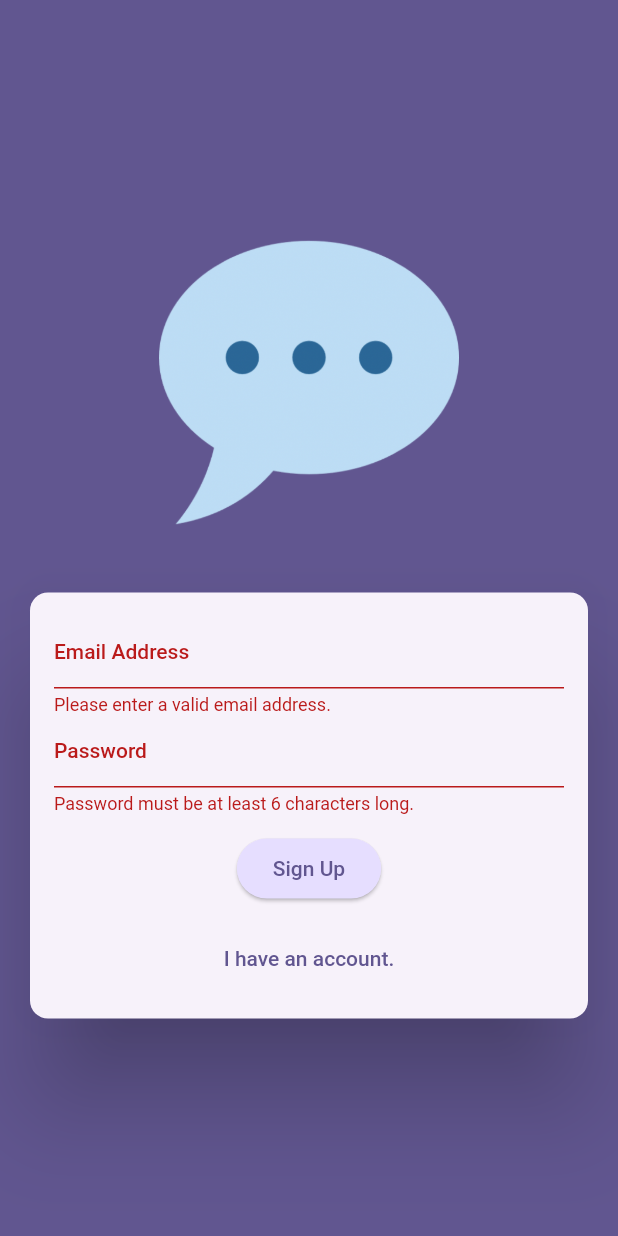
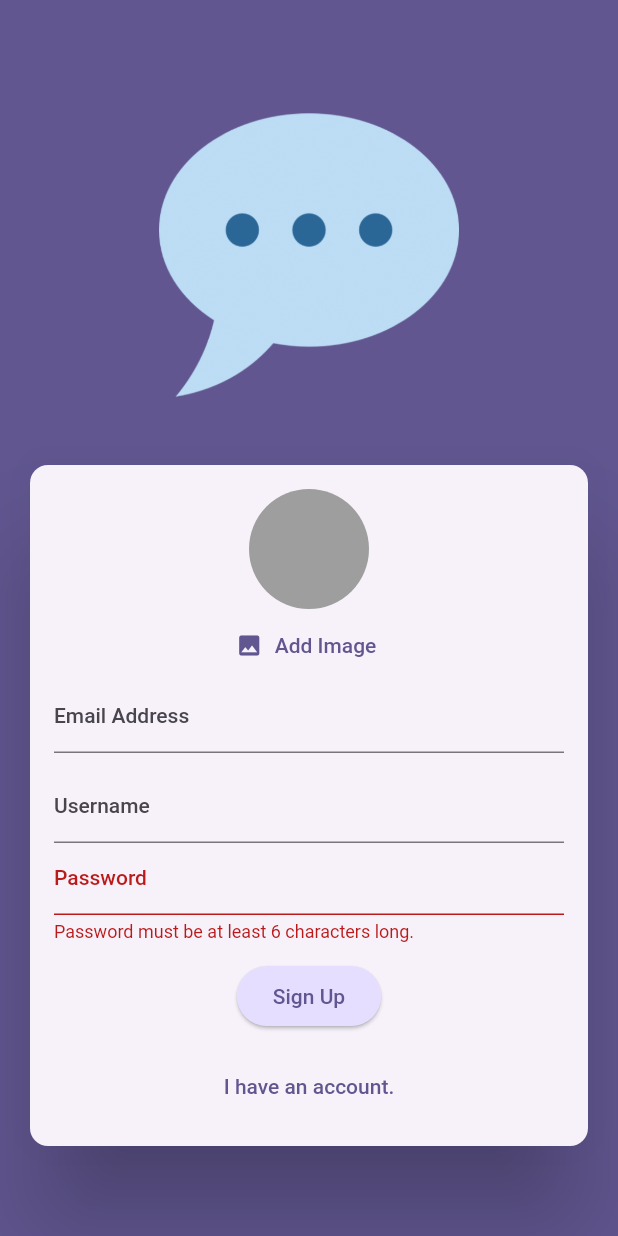
Before and after one commit to thezachdrake/chatapp, a Flutter app: the screen it shows after launch, after a tap on "Log in", after a tap on "Create an account", on a phone screen of 412 x 824 dp. Run offline on Flutter 3.47's test engine with Material 2 defaults, Android fonts, the phone set to English and light mode, and no system bars; our stand-ins replace cloud_firestore, firebase_auth, firebase_core, firebase_storage, image_picker; accounts and stored records are empty.

Commit message:
basic messaging works.

```diff
--- a/lib/main.dart
+++ b/lib/main.dart
@@ -1,4 +1,7 @@
 import 'package:chatapp/screens/auth.dart';
+import 'package:chatapp/screens/chat.dart';
+import 'package:chatapp/screens/splash.dart';
+import 'package:firebase_auth/firebase_auth.dart';
 import 'package:flutter/material.dart';
 import 'package:firebase_core/firebase_core.dart';
 import "firebase_options.dart";
@@ -23,6 +26,18 @@ class App extends StatelessWidget {
           colorScheme: ColorScheme.fromSeed(
               seedColor: const Color.fromARGB(255, 63, 17, 177)),
         ),
-        home: AuthScreen());
+        home: StreamBuilder(
+          stream: FirebaseAuth.instance.authStateChanges(),
+          builder: (ctx, snapshot) {
+            if (snapshot.connectionState == ConnectionState.waiting) {
+              return SplashScreen();
+            }
+            if (snapshot.hasData) {
+              return ChatScreen();
+            } else {
+              return AuthScreen();
+            }
+          },
+        ));
   }
 }
--- a/lib/screens/auth.dart
+++ b/lib/screens/auth.dart
@@ -1,5 +1,12 @@
+import 'dart:io';
+
+import 'package:chatapp/widgets/user_image_picker.dart';
+import 'package:cloud_firestore/cloud_firestore.dart';
+import 'package:flutter/foundation.dart';
 import 'package:flutter/material.dart';
 import 'package:firebase_auth/firebase_auth.dart';
+import 'package:firebase_storage/firebase_storage.dart';
+import 'package:image_picker/image_picker.dart';
 
 final _firebaseAuth = FirebaseAuth.instance;
 
@@ -15,22 +22,46 @@ class _AuthScreenState extends State<AuthScreen> {
   final _formKey = GlobalKey<FormState>();
   late String _userEmail;
   late String _userPassword;
+  late String _userUserName;
+  XFile? _selectedImage;
+  bool _isUploading = false;
 
   void _submit() async {
     final bool _isValid = _formKey.currentState!.validate();
-    if (!_isValid) {
+    if (!_isValid || !_isLogin && _selectedImage == null) {
       return;
     }
+
     _formKey.currentState!.save();
+    try {
+      setState(() {
+        _isUploading = true;
+      });
       if (_isLogin) {
         final userCredentials = await _firebaseAuth.signInWithEmailAndPassword(
             email: _userEmail, password: _userPassword);
       } else {
-      try {
         final userCredentials =
             await _firebaseAuth.createUserWithEmailAndPassword(
                 email: _userEmail, password: _userPassword);
-        print(userCredentials);
+
+        final storageRef = FirebaseStorage.instance
+            .ref()
+            .child("user_images")
+            .child('${userCredentials.user!.uid}.jpeg');
+
+        await storageRef.putData(await _selectedImage!.readAsBytes());
+        final imageUrl = await storageRef.getDownloadURL();
+
+        await FirebaseFirestore.instance
+            .collection("users")
+            .doc(userCredentials.user!.uid)
+            .set({
+          'username': _userUserName,
+          'email': userCredentials.user!.email,
+          'image_url': imageUrl,
+        });
+      }
     } on FirebaseAuthException catch (error) {
       print(error.message);
       ScaffoldMessenger.of(context).clearSnackBars();
@@ -39,7 +70,9 @@ class _AuthScreenState extends State<AuthScreen> {
           content: Text(error.message!.split(":")[3].split(".")[0]),
         ),
       );
-      }
+      setState(() {
+        _isUploading = false;
+      });
     }
   }
 
@@ -76,6 +109,12 @@ class _AuthScreenState extends State<AuthScreen> {
                           child: Column(
                             mainAxisSize: MainAxisSize.min,
                             children: [
+                              if (!_isLogin)
+                                UserImagePicker(
+                                  onPickImage: (pickedImage) {
+                                    _selectedImage = pickedImage;
+                                  },
+                                ),
                               TextFormField(
                                 decoration: const InputDecoration(
                                     label: Text('Email Address')),
@@ -95,6 +134,27 @@ class _AuthScreenState extends State<AuthScreen> {
                                   _userEmail = value!;
                                 },
                               ),
+                              const SizedBox(
+                                height: 12,
+                              ),
+                              if (!_isLogin)
+                                TextFormField(
+                                  decoration: const InputDecoration(
+                                    label: Text("Username"),
+                                  ),
+                                  enableSuggestions: false,
+                                  validator: (value) {
+                                    if (value == null ||
+                                        value.trim().length < 4 ||
+                                        value.isEmpty) {
+                                      return "Invalid Username";
+                                    }
+                                    return null;
+                                  },
+                                  onSaved: (value) {
+                                    _userUserName = value!;
+                                  },
+                                ),
                               TextFormField(
                                 decoration: const InputDecoration(
                                     label: Text('Password')),
@@ -112,6 +172,8 @@ class _AuthScreenState extends State<AuthScreen> {
                                 },
                               ),
                               const SizedBox(height: 12),
+                              if (_isUploading) CircularProgressIndicator(),
+                              if (!_isUploading)
                                 ElevatedButton(
                                   onPressed: _submit,
                                   style: ElevatedButton.styleFrom(
@@ -121,6 +183,7 @@ class _AuthScreenState extends State<AuthScreen> {
                                   child: Text(_isLogin ? "Log in" : "Sign Up"),
                                 ),
                               const SizedBox(height: 12),
+                              if (!_isUploading)
                                 TextButton(
                                     onPressed: () {
                                       setState(() {
--- /dev/null
+++ b/lib/screens/splash.dart
@@ -0,0 +1,12 @@
+import 'package:flutter/material.dart';
+
+class SplashScreen extends StatelessWidget {
+  const SplashScreen({super.key});
+
+  @override
+  Widget build(BuildContext context) {
+    return const Scaffold(
+      body: Text("Loading"),
+    );
+  }
+}
--- /dev/null
+++ b/lib/widgets/user_image_picker.dart
@@ -0,0 +1,62 @@
+import 'dart:io';
+import 'package:flutter/material.dart';
+import 'package:image_picker/image_picker.dart';
+import 'package:flutter/foundation.dart' show kIsWeb;
+
+class UserImagePicker extends StatefulWidget {
+  const UserImagePicker({super.key, required this.onPickImage});
+
+  final void Function(XFile pickedImage) onPickImage;
+
+  @override
+  State<UserImagePicker> createState() => _UserImagePickerState();
+}
+
+class _UserImagePickerState extends State<UserImagePicker> {
+  var _pickedImageFile;
+
+  void _pickImage() async {
+    final pickedImage = await ImagePicker().pickImage(
+      source: ImageSource.camera,
+      imageQuality: 50,
+      maxWidth: 150,
+    );
+    if (pickedImage == null) {
+      return;
+    }
+    setState(() {
+      _pickedImageFile = pickedImage;
+    });
+    widget.onPickImage(pickedImage);
+  }
+
+  @override
+  Widget build(BuildContext context) {
+    return Column(
+      children: [
+        if (kIsWeb)
+          CircleAvatar(
+              radius: 40,
+              backgroundColor: Colors.grey,
+              foregroundImage: _pickedImageFile != null
+                  ? NetworkImage(_pickedImageFile!.path)
+                  : null),
+        if (!kIsWeb)
+          CircleAvatar(
+              radius: 40,
+              backgroundColor: Colors.grey,
+              foregroundImage: _pickedImageFile != null
+                  ? FileImage(File(_pickedImageFile!.path))
+                  : null),
+        TextButton.icon(
+          onPressed: _pickImage,
+          icon: const Icon(Icons.image),
+          label: Text(
+            "Add Image",
+            style: TextStyle(color: Theme.of(context).colorScheme.primary),
+          ),
+        )
+      ],
+    );
+  }
+}
--- a/pubspec.yaml
+++ b/pubspec.yaml
@@ -15,6 +15,10 @@ dependencies:
   cupertino_icons: ^1.0.2
   firebase_core: ^2.13.1
   firebase_auth: ^4.6.2
+  firebase_storage: ^11.2.2
+  image_picker: ^0.8.8
+  image_picker_for_web: ^2.1.12
+  cloud_firestore: ^4.8.0
 
 dev_dependencies:
   flutter_test:
```
Also changed, not shown: lib/screens/chat.dart (added, +31 -0 lines), lib/widgets/chat_messages.dart (added, +68 -0 lines), lib/widgets/message_bubble.dart (added, +147 -0 lines), lib/widgets/new_message.dart (added, +77 -0 lines), pubspec.lock, 4 other files. Lines whose indentation alone changed are shown as unchanged.
